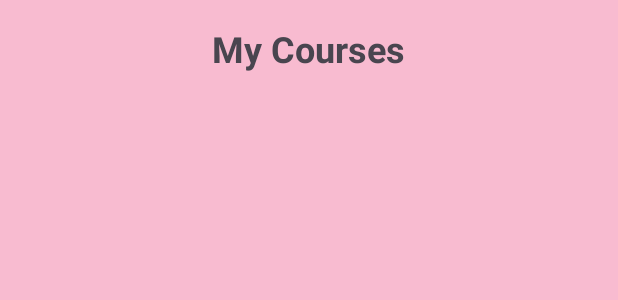
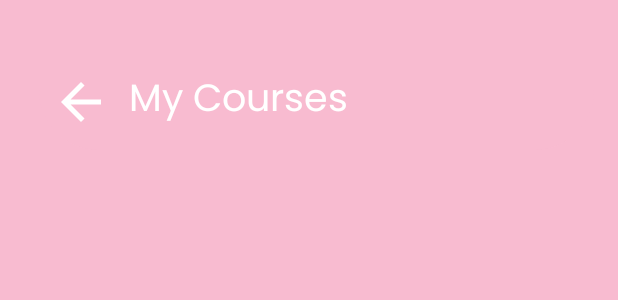
Before and after one commit to EzraDagang/Aura, an Android app: the layout activity_my_courses.xml on its own in the app's theme, with its tools: preview values and no code run, on a phone screen of 412 x 824 dp. Shown: the top 300 px of the screen. Run offline under Robolectric (Android 15) with nearby library versions, the phone set to English and light mode, and no system bars.

Commit message:
courses tool bar updated

```diff
--- a/app/src/main/res/layout/activity_my_courses.xml
+++ b/app/src/main/res/layout/activity_my_courses.xml
@@ -2,20 +2,36 @@
 <LinearLayout xmlns:android="http://schemas.android.com/apk/res/android"
     android:layout_width="match_parent"
     android:layout_height="match_parent"
+    xmlns:app="http://schemas.android.com/apk/res-auto"
     android:background="@color/pink"
     android:orientation="vertical"
     android:padding="16dp">
 
-    <TextView
+    <androidx.appcompat.widget.Toolbar
+        android:id="@+id/toolbar"
+        android:layout_width="match_parent"
+        android:layout_height="wrap_content"
+        android:layout_marginBottom="10dp"
+        android:background="@drawable/shape"
+        app:title="My Courses"
+        app:titleTextColor="@color/white"
+        app:titleTextAppearance="@style/ToolbarTitleBold"
+        app:navigationIcon="@drawable/baseline_arrow_back_24"
+        android:layout_marginTop="20dp"
+        android:gravity="center"
+        android:layout_marginLeft="10dp" />
+
+  <!--  <TextView
         android:id="@+id/titleTextView"
         android:layout_width="wrap_content"
         android:layout_height="wrap_content"
         android:layout_gravity="center_horizontal"
         android:layout_marginBottom="16dp"
         android:text="My Courses"
+        android:textColor="@color/white"
         android:textSize="24sp"
         android:textStyle="bold" />
-
+-->
     <androidx.recyclerview.widget.RecyclerView
         android:id="@+id/coursesRecyclerView"
         android:layout_width="match_parent"
```
Also changed, not shown: app/src/main/java/com/example/aura/Courses/CourseListActivity.java (+7 -1 lines), app/src/main/java/com/example/aura/Courses/MentorMyCourseActivity.java (+14 -0 lines), app/src/main/java/com/example/aura/Courses/MyCoursesActivity.java (+15 -0 lines).
